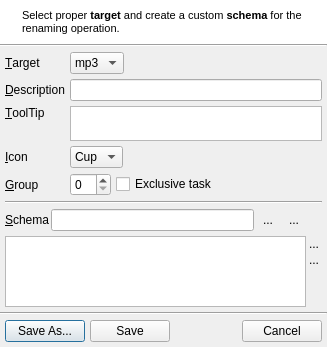
The window that uman/src/QURenameTaskDialog.ui (UltraStar-Deluxe/UltraStar-Manager) describes before a commit, drawn with Qt 5.
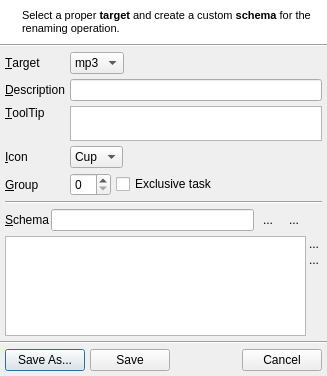
The same window after the commit. Icons and pictures are not drawn. Custom widgets are drawn as their Qt base class.

Commit message: comment for rename task source added, rename task dialog buttons connected

The edit to the form file:
```diff
--- a/uman/src/QURenameTaskDialog.ui
+++ b/uman/src/QURenameTaskDialog.ui
@@ -6,7 +6,7 @@
     <x>0</x>
     <y>0</y>
     <width>327</width>
-    <height>347</height>
+    <height>376</height>
    </rect>
   </property>
   <property name="windowTitle" >
@@ -127,7 +127,7 @@
 &lt;html>&lt;head>&lt;meta name="qrichtext" content="1" />&lt;style type="text/css">
 p, li { white-space: pre-wrap; }
 &lt;/style>&lt;/head>&lt;body style=" font-family:'MS Shell Dlg 2'; font-size:8.25pt; font-weight:400; font-style:normal;">
-&lt;p style=" margin-top:0px; margin-bottom:0px; margin-left:0px; margin-right:0px; -qt-block-indent:0; text-indent:0px;">&lt;span style=" font-size:8pt;">Select proper &lt;/span>&lt;span style=" font-size:8pt; font-weight:600;">target&lt;/span>&lt;span style=" font-size:8pt;"> and create a custom &lt;/span>&lt;span style=" font-size:8pt; font-weight:600;">schema&lt;/span>&lt;span style=" font-size:8pt;"> for the renaming operation.&lt;/span>&lt;/p>&lt;/body>&lt;/html></string>
+&lt;p style=" margin-top:0px; margin-bottom:0px; margin-left:0px; margin-right:0px; -qt-block-indent:0; text-indent:0px; font-size:8pt;">Select a proper &lt;span style=" font-weight:600;">target&lt;/span> and create a custom &lt;span style=" font-weight:600;">schema&lt;/span> for the renaming operation.&lt;/p>&lt;/body>&lt;/html></string>
         </property>
         <property name="alignment" >
          <set>Qt::AlignLeading|Qt::AlignLeft|Qt::AlignTop</set>
@@ -413,11 +413,23 @@
        </property>
        <item>
         <widget class="QURenameDataTable" name="dataTable" >
+         <property name="editTriggers" >
+          <set>QAbstractItemView::AnyKeyPressed|QAbstractItemView::DoubleClicked|QAbstractItemView::EditKeyPressed</set>
+         </property>
+         <property name="alternatingRowColors" >
+          <bool>true</bool>
+         </property>
          <property name="selectionMode" >
           <enum>QAbstractItemView::SingleSelection</enum>
          </property>
          <property name="selectionBehavior" >
-          <enum>QAbstractItemView::SelectRows</enum>
+          <enum>QAbstractItemView::SelectItems</enum>
+         </property>
+         <property name="gridStyle" >
+          <enum>Qt::DashLine</enum>
+         </property>
+         <property name="cornerButtonEnabled" >
+          <bool>false</bool>
          </property>
         </widget>
        </item>
```
Left out of the diff: 76 changed lines with no effect on the pictures. The commit also changes 6 other files.
